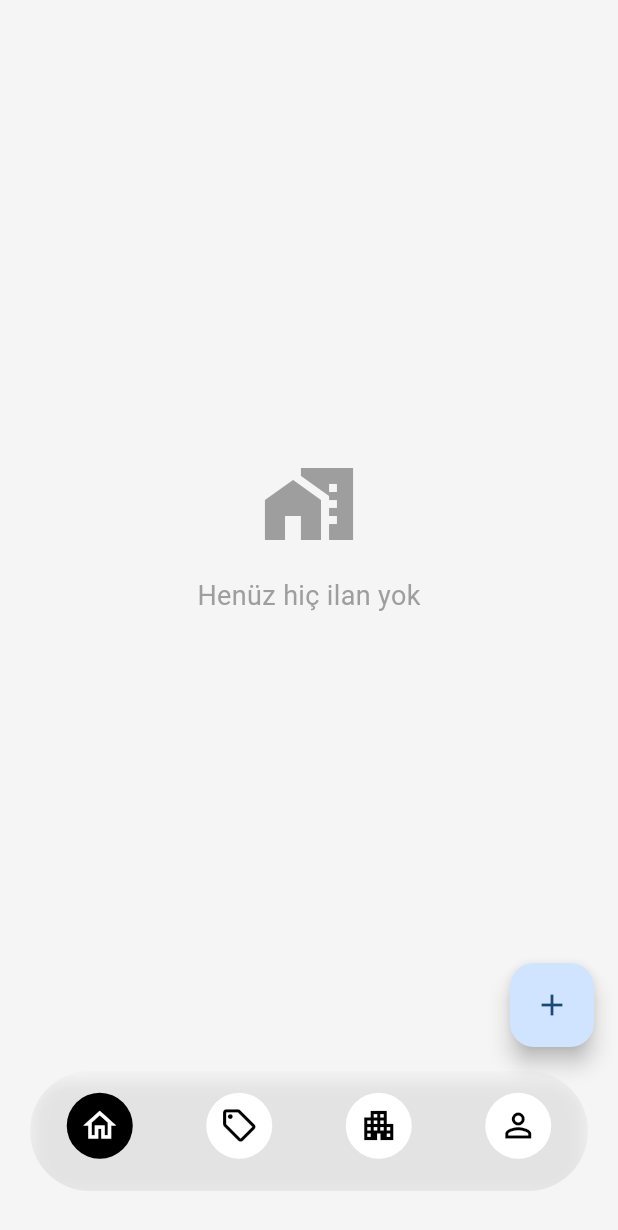
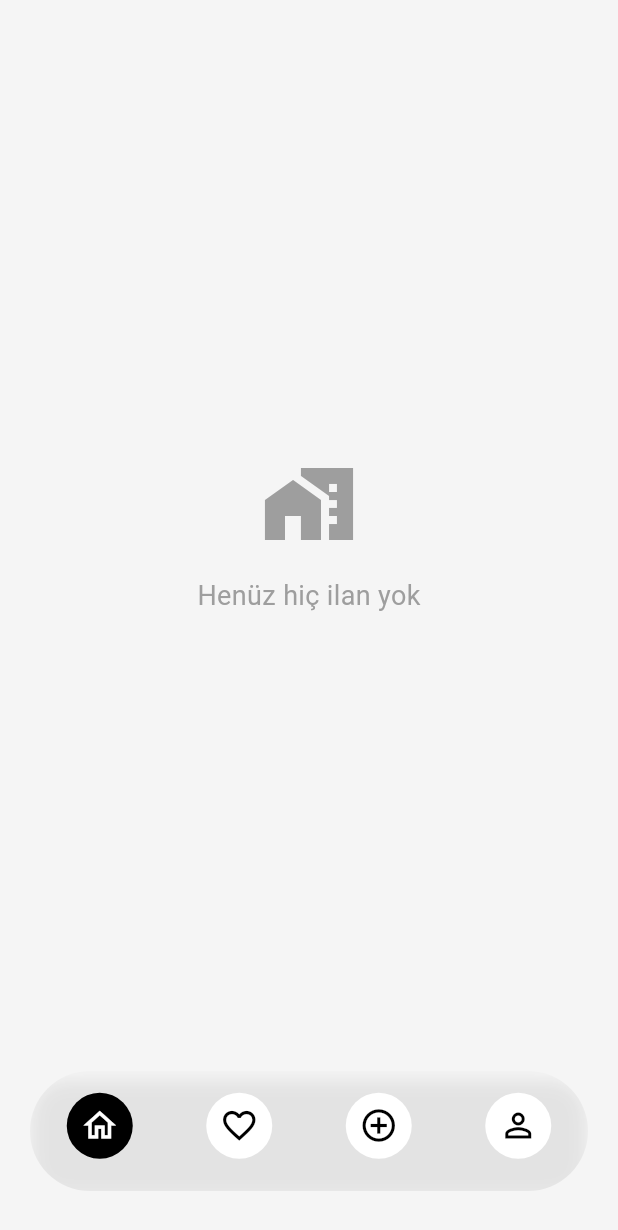
Before and after one commit to MCHTSEN/real_estate_app, a Flutter app: the screen it shows once a user with an empty profile is signed in, on a phone screen of 412 x 824 dp. Shown: the top 1230 px of the screen. Run offline on Flutter 3.47's test engine with Material 3 defaults, Android fonts, the phone set to English and light mode, and no system bars; our stand-ins replace cached_network_image, cloud_firestore, firebase_auth, firebase_core, firebase_storage, flutter_riverpod and 2 more; accounts and stored records are empty; generated files the repository leaves out were written again.

Commit message:
feat: update home screen layout and icons

```diff
--- a/lib/features/home/presentation/screens/home_screen.dart
+++ b/lib/features/home/presentation/screens/home_screen.dart
@@ -18,15 +18,15 @@ class HomeScreen extends ConsumerWidget {
     // List of widgets to display based on bottom nav selection
     final screens = [
       const ListingTab(listingType: null), // All listings
-      const ListingTab(listingType: 'sell'), // Sell listings
-      const ListingTab(listingType: 'rent'), // Rent listings
+      const Text('Favoriler'), // Sell listings
+      const Text('Yeni İlan'), // Rent listings
       const ProfileScreen(), // Profile tab
     ];
 
     return Scaffold(
       body: screens[selectedIndex],
-      bottomNavigationBar: _buildBottomNavigationBar(context, ref, selectedIndex),
-      floatingActionButton: _buildFloatingActionButton(context),
+      bottomNavigationBar:
+          _buildBottomNavigationBar(context, ref, selectedIndex),
     );
   }
 
@@ -83,7 +83,7 @@ class HomeScreen extends ConsumerWidget {
                     backgroundColor:
                         selectedIndex == 1 ? Colors.black : Colors.white,
                     child: Icon(
-                      Icons.sell_outlined,
+                      Icons.favorite_border,
                       size: 26,
                       color: selectedIndex == 1 ? Colors.white : Colors.black,
                     ),
@@ -96,7 +96,7 @@ class HomeScreen extends ConsumerWidget {
                     backgroundColor:
                         selectedIndex == 2 ? Colors.black : Colors.white,
                     child: Icon(
-                      Icons.apartment_outlined,
+                      Icons.add_circle_outline,
                       size: 26,
                       color: selectedIndex == 2 ? Colors.white : Colors.black,
                     ),
```
